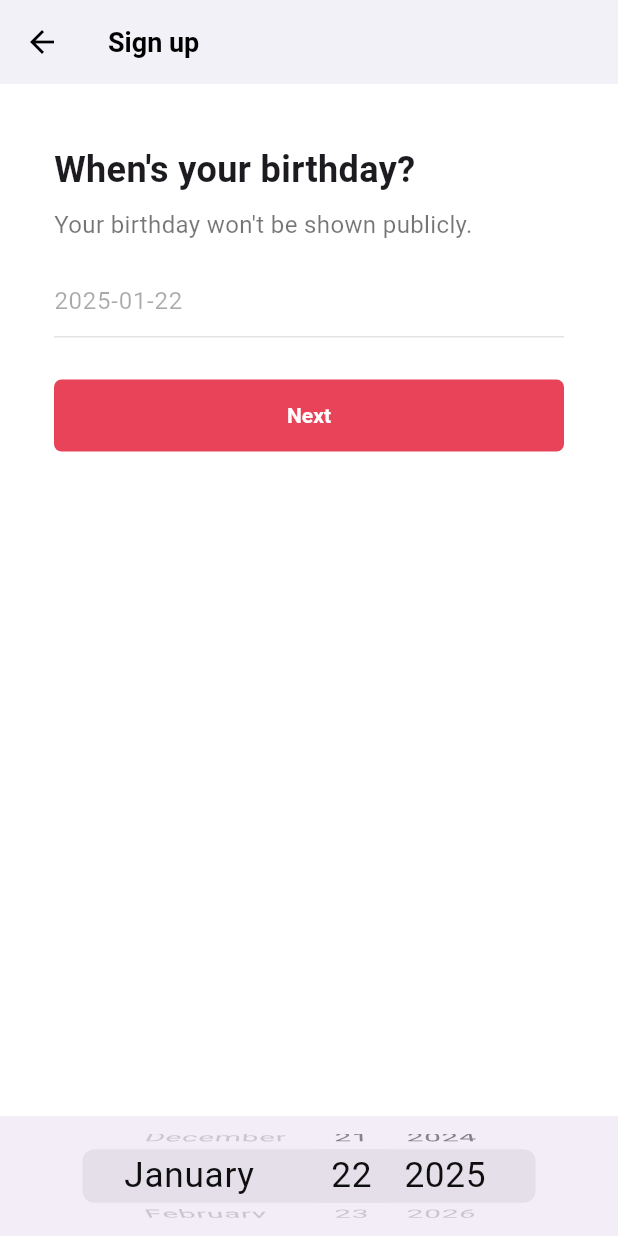
After one commit to hansejun/tictok_clone, a Flutter app: the BirthdayScreen screen opened directly, on a phone screen of 412 x 824 dp. The commit adds this screen. Run offline on Flutter 3.47's test engine with Material 3 defaults, Android fonts, the phone set to English and light mode, and no system bars; our stand-ins replace font_awesome_flutter.

Commit message:
feat: birthday screen

```diff
--- /dev/null
+++ b/lib/features/authentication/birthday_screen.dart
@@ -0,0 +1,112 @@
+import 'package:flutter/cupertino.dart';
+import 'package:flutter/material.dart';
+import 'package:tictok_clone/constants/gaps.dart';
+import 'package:tictok_clone/constants/sizes.dart';
+import 'package:tictok_clone/features/authentication/interests_screen.dart';
+import 'package:tictok_clone/features/authentication/widgets/form_button.dart';
+
+class BirthdayScreen extends StatefulWidget {
+  const BirthdayScreen({super.key});
+  @override
+  State<BirthdayScreen> createState() => _BirthdayScreenState();
+}
+
+class _BirthdayScreenState extends State<BirthdayScreen> {
+  final TextEditingController _birthdayController = TextEditingController();
+  DateTime initialDate = DateTime.now();
+  @override
+  void initState() {
+    super.initState();
+    _setTextFieldDate(initialDate);
+  }
+
+  @override
+  void dispose() {
+    _birthdayController.dispose();
+    super.dispose();
+  }
+
+  void _onNextTap() {
+    Navigator.of(context).push(
+      MaterialPageRoute(
+        builder: (context) => const InterestsScreen(),
+      ),
+    );
+  }
+
+  void _setTextFieldDate(DateTime date) {
+    final textDate = date.toString().split(" ").first;
+    _birthdayController.value = TextEditingValue(text: textDate);
+  }
+
+  @override
+  Widget build(BuildContext context) {
+    return Scaffold(
+      appBar: AppBar(
+        title: const Text(
+          "Sign up",
+        ),
+      ),
+      body: Padding(
+        padding: const EdgeInsets.symmetric(
+          horizontal: Sizes.size36,
+        ),
+        child: Column(
+          crossAxisAlignment: CrossAxisAlignment.start,
+          children: [
+            Gaps.v40,
+            const Text(
+              "When's your birthday?",
+              style: TextStyle(
+                fontSize: Sizes.size24,
+                fontWeight: FontWeight.w700,
+              ),
+            ),
+            Gaps.v8,
+            const Text(
+              "Your birthday won't be shown publicly.",
+              style: TextStyle(
+                fontSize: Sizes.size16,
+                color: Colors.black54,
+              ),
+            ),
+            Gaps.v16,
+            TextField(
+              enabled: false,
+              controller: _birthdayController,
+              decoration: InputDecoration(
+                enabledBorder: UnderlineInputBorder(
+                  borderSide: BorderSide(
+                    color: Colors.grey.shade400,
+                  ),
+                ),
+                focusedBorder: UnderlineInputBorder(
+                  borderSide: BorderSide(
+                    color: Colors.grey.shade400,
+                  ),
+                ),
+              ),
+              cursorColor: Theme.of(context).primaryColor,
+            ),
+            Gaps.v28,
+            GestureDetector(
+              onTap: _onNextTap,
+              child: const FormButton(disabled: false),
+            ),
+          ],
+        ),
+      ),
+      bottomNavigationBar: BottomAppBar(
+        child: SizedBox(
+          height: 300,
+          child: CupertinoDatePicker(
+            maximumDate: initialDate,
+            initialDateTime: initialDate,
+            mode: CupertinoDatePickerMode.date,
+            onDateTimeChanged: _setTextFieldDate,
+          ),
+        ),
+      ),
+    );
+  }
+}
--- /dev/null
+++ b/lib/features/authentication/interests_screen.dart
@@ -0,0 +1,15 @@
+import 'package:flutter/material.dart';
+
+class InterestsScreen extends StatefulWidget {
+  const InterestsScreen({super.key});
+
+  @override
+  State<InterestsScreen> createState() => _InterestsScreenState();
+}
+
+class _InterestsScreenState extends State<InterestsScreen> {
+  @override
+  Widget build(BuildContext context) {
+    return Container();
+  }
+}
--- a/lib/features/authentication/password_screen.dart
+++ b/lib/features/authentication/password_screen.dart
@@ -2,6 +2,7 @@ import 'package:flutter/material.dart';
 import 'package:font_awesome_flutter/font_awesome_flutter.dart';
 import 'package:tictok_clone/constants/gaps.dart';
 import 'package:tictok_clone/constants/sizes.dart';
+import 'package:tictok_clone/features/authentication/birthday_screen.dart';
 import 'package:tictok_clone/features/authentication/widgets/form_button.dart';
 
 class PasswordScreen extends StatefulWidget {
```
